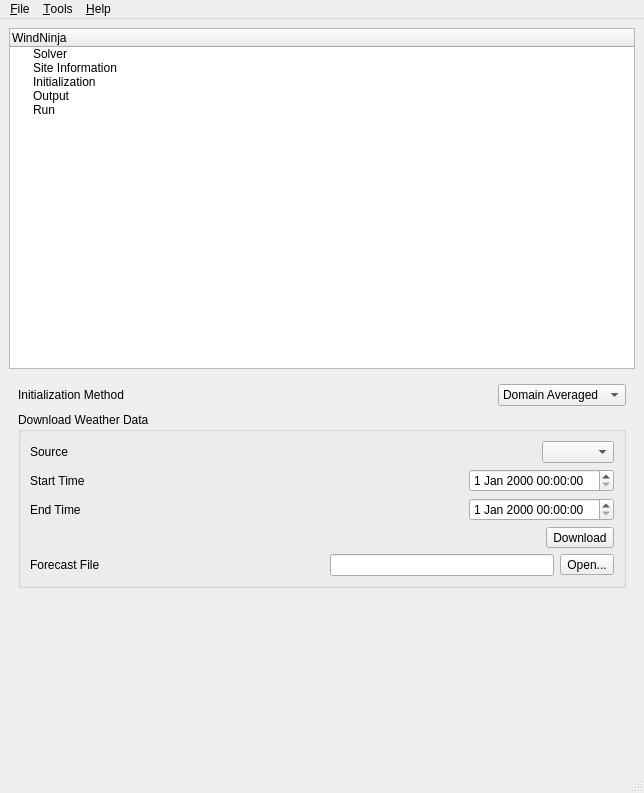
Above: src/gui/ui/mainwindow.ui from firelab/windninja before the change. Below: the same form after it.
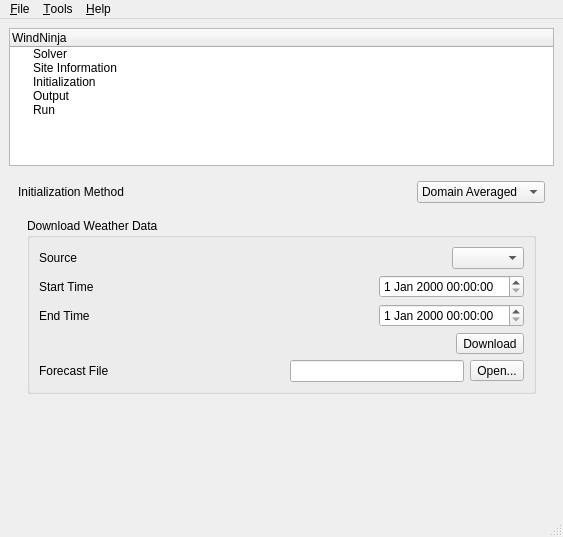
That is the form after the change.

Commit message: add sub-toolbox for init method

```diff
--- a/src/gui/ui/mainwindow.ui
+++ b/src/gui/ui/mainwindow.ui
@@ -6,8 +6,8 @@
    <rect>
     <x>0</x>
     <y>0</y>
-    <width>644</width>
-    <height>793</height>
+    <width>563</width>
+    <height>537</height>
    </rect>
   </property>
   <property name="windowTitle">
@@ -368,6 +368,13 @@
          </layout>
         </item>
         <item>
+         <widget class="QStackedWidget" name="stackedWidget_2">
+          <property name="currentIndex">
+           <number>0</number>
+          </property>
+          <widget class="QWidget" name="page">
+           <layout class="QVBoxLayout" name="verticalLayout_2">
+            <item>
          <widget class="QGroupBox" name="groupBox_2">
           <property name="title">
            <string>Download Weather Data</string>
@@ -521,6 +528,11 @@
           </layout>
          </widget>
         </item>
+           </layout>
+          </widget>
+          <widget class="QWidget" name="page_2"/>
+         </widget>
+        </item>
         <item>
          <spacer name="verticalSpacer_3">
           <property name="orientation">
@@ -651,7 +663,7 @@
     <rect>
      <x>0</x>
      <y>0</y>
-     <width>644</width>
+     <width>563</width>
      <height>22</height>
     </rect>
    </property>
```
Lines whose indentation alone changed are shown as unchanged.
